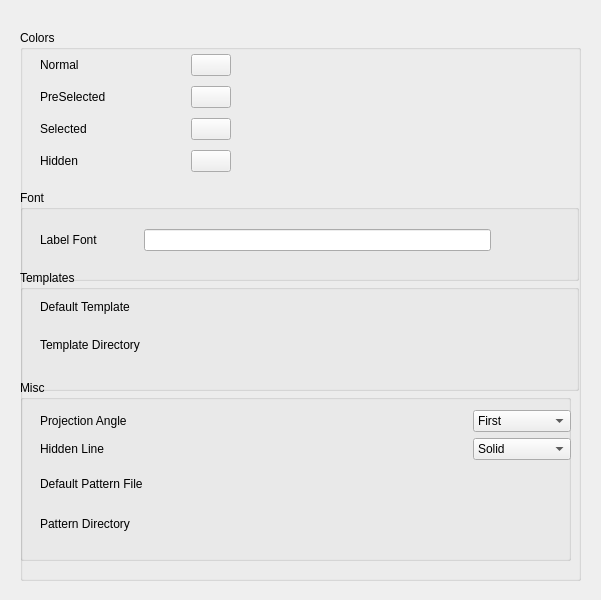
The window that src/Mod/TechDraw/Gui/DlgPrefsTechDraw.ui (berndhahnebach/All_FreeCAD) describes before a commit, drawn with Qt 5.
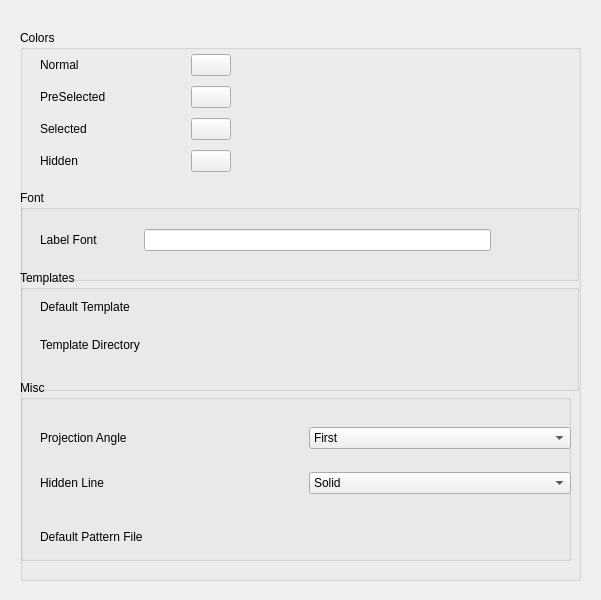
The same window after the commit. Custom widgets are drawn as their Qt base class.

Commit message: fix default Hatch file/dir

What changed in the file:
```diff
--- a/src/Mod/TechDraw/Gui/DlgPrefsTechDraw.ui
+++ b/src/Mod/TechDraw/Gui/DlgPrefsTechDraw.ui
@@ -286,7 +286,7 @@
           <x>20</x>
           <y>30</y>
           <width>531</width>
-          <height>131</height>
+          <height>103</height>
          </rect>
         </property>
         <layout class="QGridLayout" name="gridLayout_4">
@@ -297,20 +297,7 @@
            </property>
           </widget>
          </item>
-         <item row="1" column="1">
-          <spacer name="horizontalSpacer_5">
-           <property name="orientation">
-            <enum>Qt::Horizontal</enum>
-           </property>
-           <property name="sizeHint" stdset="0">
-            <size>
-             <width>40</width>
-             <height>20</height>
-            </size>
-           </property>
-          </spacer>
-         </item>
-         <item row="0" column="2">
+         <item row="0" column="1">
           <widget class="Gui::PrefComboBox" name="cb_Angle">
            <property name="prefEntry" stdset="0">
             <cstring>ProjectionAngle</cstring>
@@ -330,20 +317,7 @@
            </item>
           </widget>
          </item>
-         <item row="0" column="1">
-          <spacer name="horizontalSpacer_4">
-           <property name="orientation">
-            <enum>Qt::Horizontal</enum>
-           </property>
-           <property name="sizeHint" stdset="0">
-            <size>
-             <width>40</width>
-             <height>20</height>
-            </size>
-           </property>
-          </spacer>
-         </item>
-         <item row="1" column="2">
+         <item row="1" column="1">
           <widget class="Gui::PrefComboBox" name="cb_HidLine">
            <property name="prefEntry" stdset="0">
             <cstring>HiddenLine</cstring>
@@ -385,21 +359,21 @@
            </property>
           </widget>
          </item>
-         <item row="3" column="0">
-          <widget class="QLabel" name="lbl_HatchDir">
-           <property name="text">
-            <string>Pattern Directory</string>
-           </property>
-          </widget>
-         </item>
-         <item row="2" column="0">
-          <widget class="QLabel" name="lbl_Hatch">
-           <property name="text">
-            <string>Default Pattern File</string>
-           </property>
-          </widget>
-         </item>
-         <item row="2" column="2">
+        </layout>
+       </widget>
+       <widget class="QWidget" name="gridLayoutWidget_5">
+        <property name="geometry">
+         <rect>
+          <x>20</x>
+          <y>130</y>
+          <width>531</width>
+          <height>54</height>
+         </rect>
+        </property>
+        <layout class="QGridLayout" name="gridLayout_5">
+         <item row="0" column="1">
+          <layout class="QGridLayout" name="gridLayout_6">
+           <item row="0" column="1">
           <widget class="Gui::PrefFileChooser" name="pfc_HatchFile">
            <property name="prefEntry" stdset="0">
             <cstring>PatternFile</cstring>
@@ -409,18 +383,14 @@
            </property>
           </widget>
          </item>
-         <item row="3" column="2">
-          <widget class="Gui::PrefFileChooser" name="pfc_HatchDir">
-           <property name="mode">
-            <enum>Gui::FileChooser::Directory</enum>
-           </property>
-           <property name="prefEntry" stdset="0">
-            <cstring>PatternDir</cstring>
-           </property>
-           <property name="prefPath" stdset="0">
-            <cstring>/Mod/TechDraw</cstring>
-           </property>
-          </widget>
+           <item row="0" column="0">
+            <widget class="QLabel" name="lbl_Hatch">
+             <property name="text">
+              <string>Default Pattern File</string>
+             </property>
+            </widget>
+           </item>
+          </layout>
          </item>
         </layout>
        </widget>
```
Lines whose indentation alone changed are shown as unchanged. The commit also changes 3 other files.
